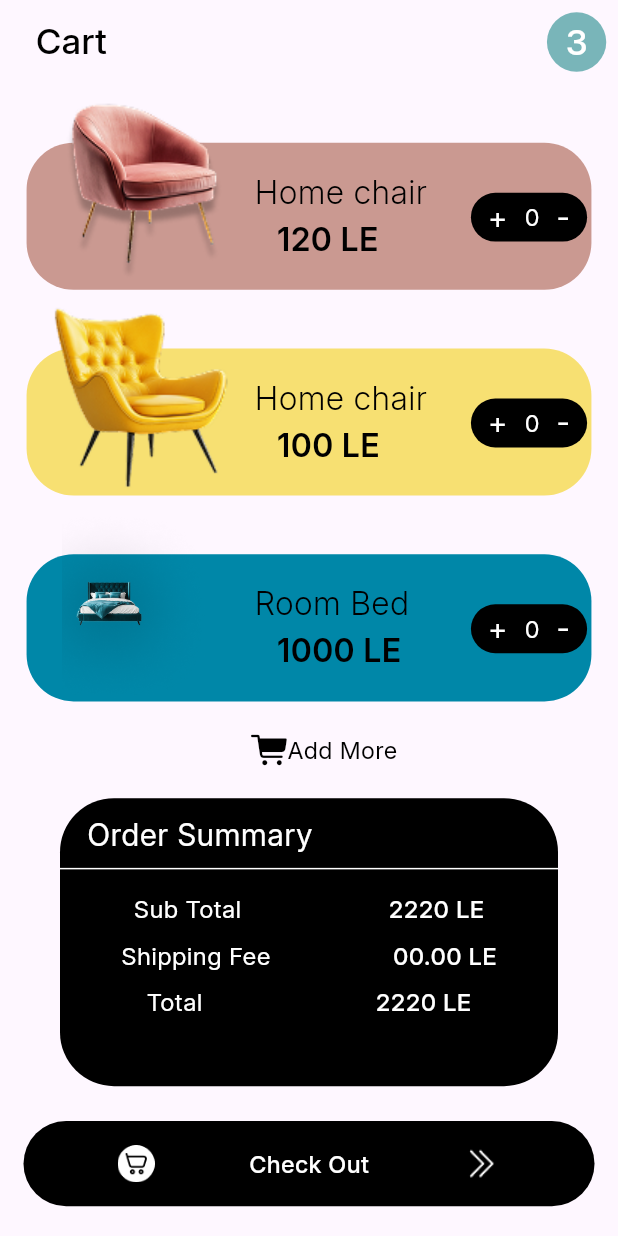
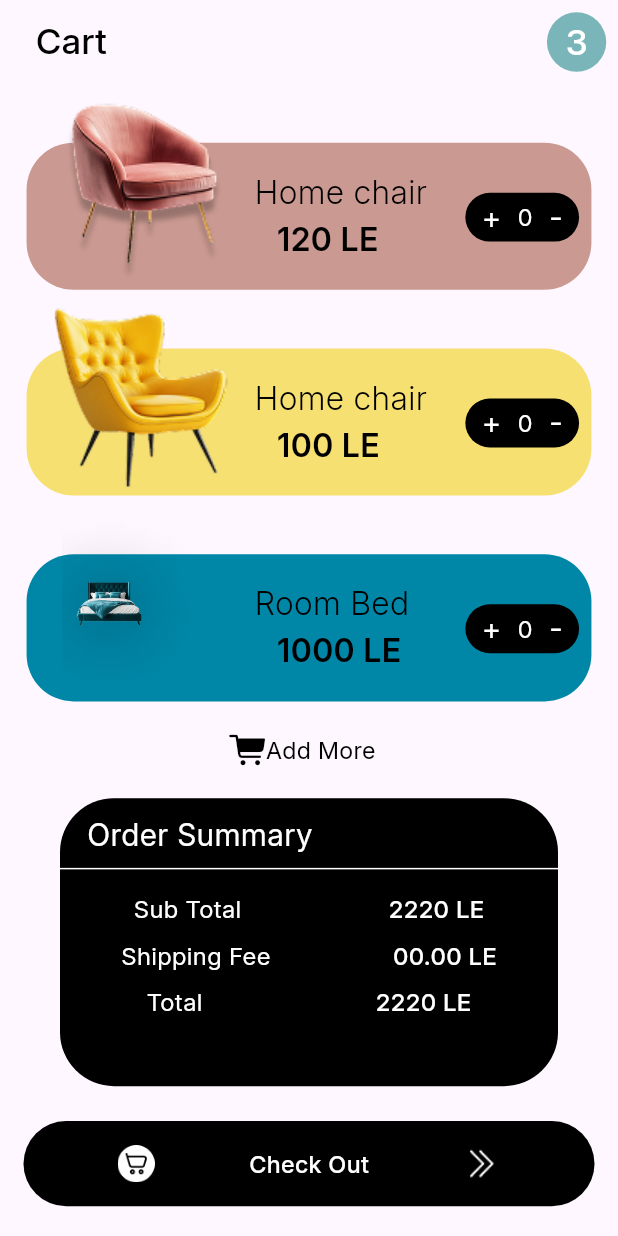
Before and after one commit to Esraanagyy/EpicBid, a Flutter app: the CartPage screen opened by its route, on a phone screen of 412 x 824 dp. Run offline on Flutter 3.47's test engine with Material 3 defaults, Android fonts, the phone set to English and light mode, and no system bars; our stand-ins replace bloc, bot_toast, dropdown_button2, flutter_bloc, flutter_easyloading, lottie and 1 more; missing offline and left inert: dropdown_flutter.

Commit message:
* add chat page * add create auction page * add credit card widget * add create auction done page * add cart page * add check out page * add payment done page * add profile page * add edit profile page * add favourites page * add address page * add language page * add my auctions page * add my products page * add onboarding screen * add auth cubit * add auth states * add register service * add login service * add reset password service * get product * chat bot * chat page

```diff
--- a/lib/pages/cart_page.dart
+++ b/lib/pages/cart_page.dart
@@ -74,7 +74,7 @@ class CartPage extends StatelessWidget {
           Padding(
             padding: EdgeInsets.only(
               top: size.width * 0.048, // 20/420 ≈ 0.048
-              left: size.width * 0.405, // 170/420 ≈ 0.405
+              left: size.width * 0.370,
             ),
             child: Row(
               children: [
@@ -96,7 +96,12 @@ class CartPage extends StatelessWidget {
               ],
             ),
           ),
-          const CheckWidget(),
+          Padding(
+            padding: EdgeInsets.only(
+              bottom: size.width * 0.048,
+            ),
+            child: const CheckWidget(),
+          ),
         ],
       ),
       bottomNavigationBar: Padding(
--- a/lib/widgets/cart_card.dart
+++ b/lib/widgets/cart_card.dart
@@ -85,8 +85,9 @@ class _CartCardState extends State<CartCard> {
             ),
             Padding(
               padding: EdgeInsets.only(
-                left: size.width * 0.719, // (0.95 - 0.188 - 0.043)
-                top: size.width * 0.081, // 34/420 ≈ 0.081
+                left: size.width * 0.710, // (0.95 - 0.188 - 0.043)
+                top: size.width * 0.081,
+                right: size.width * 0.02,
               ),
               child: Container(
                 width: size.width * 0.188, // 79/420 ≈ 0.188
```
Also changed, not shown: lib/pages/language_page.dart (+18 -9 lines), lib/widgets/log_out_widget.dart (+34 -24 lines), 4 other files.
